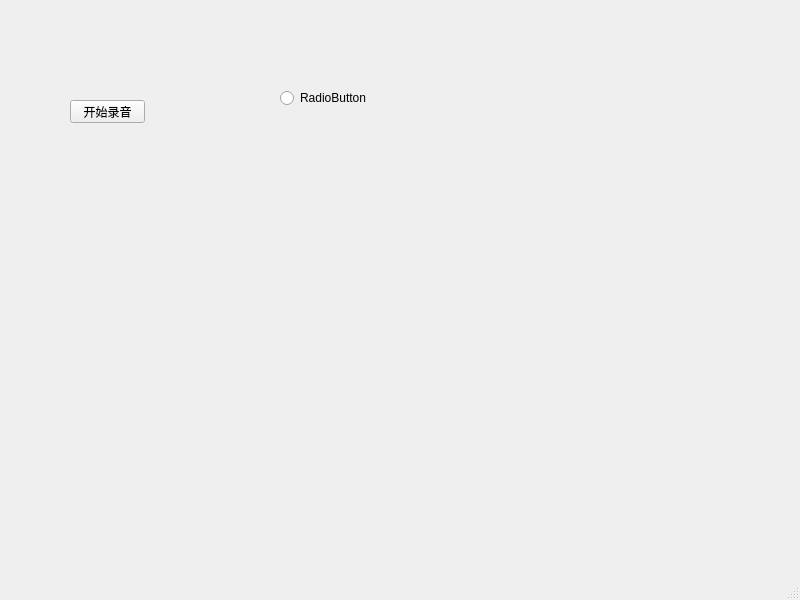
The window that src/luyin/mainwindow.ui (xhf613861/yinshipin) describes before a commit, drawn with Qt 5.
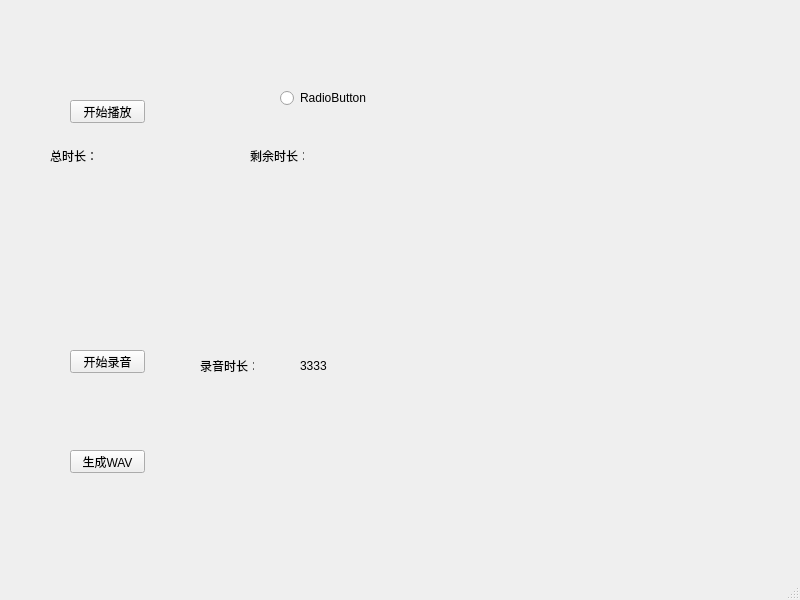
The same window after the commit.

Commit message: 录音 播放wav文件

Diff of the .ui file:
```diff
--- a/src/luyin/mainwindow.ui
+++ b/src/luyin/mainwindow.ui
@@ -24,7 +24,7 @@
      </rect>
     </property>
     <property name="text">
-     <string>开始录音</string>
+     <string>开始播放</string>
     </property>
    </widget>
    <widget class="QRadioButton" name="radioButton">
@@ -40,6 +40,110 @@
      <string>RadioButton</string>
     </property>
    </widget>
+   <widget class="QPushButton" name="pushButton_Audio">
+    <property name="geometry">
+     <rect>
+      <x>70</x>
+      <y>350</y>
+      <width>75</width>
+      <height>23</height>
+     </rect>
+    </property>
+    <property name="text">
+     <string>开始录音</string>
+    </property>
+   </widget>
+   <widget class="QLabel" name="label">
+    <property name="geometry">
+     <rect>
+      <x>50</x>
+      <y>150</y>
+      <width>54</width>
+      <height>12</height>
+     </rect>
+    </property>
+    <property name="text">
+     <string>总时长：</string>
+    </property>
+   </widget>
+   <widget class="QLabel" name="label_AllTime">
+    <property name="geometry">
+     <rect>
+      <x>130</x>
+      <y>150</y>
+      <width>54</width>
+      <height>12</height>
+     </rect>
+    </property>
+    <property name="text">
+     <string/>
+    </property>
+   </widget>
+   <widget class="QLabel" name="label_2">
+    <property name="geometry">
+     <rect>
+      <x>250</x>
+      <y>150</y>
+      <width>54</width>
+      <height>12</height>
+     </rect>
+    </property>
+    <property name="text">
+     <string>剩余时长：</string>
+    </property>
+   </widget>
+   <widget class="QLabel" name="label_hasTime">
+    <property name="geometry">
+     <rect>
+      <x>360</x>
+      <y>150</y>
+      <width>54</width>
+      <height>12</height>
+     </rect>
+    </property>
+    <property name="text">
+     <string/>
+    </property>
+   </widget>
+   <widget class="QLabel" name="label_3">
+    <property name="geometry">
+     <rect>
+      <x>200</x>
+      <y>360</y>
+      <width>54</width>
+      <height>12</height>
+     </rect>
+    </property>
+    <property name="text">
+     <string>录音时长：</string>
+    </property>
+   </widget>
+   <widget class="QLabel" name="label_AudioTime">
+    <property name="geometry">
+     <rect>
+      <x>300</x>
+      <y>360</y>
+      <width>54</width>
+      <height>12</height>
+     </rect>
+    </property>
+    <property name="text">
+     <string>3333</string>
+    </property>
+   </widget>
+   <widget class="QPushButton" name="pushButton_Wav">
+    <property name="geometry">
+     <rect>
+      <x>70</x>
+      <y>450</y>
+      <width>75</width>
+      <height>23</height>
+     </rect>
+    </property>
+    <property name="text">
+     <string>生成WAV</string>
+    </property>
+   </widget>
   </widget>
   <widget class="QMenuBar" name="menubar">
    <property name="geometry">
```
Left out of the diff: 2 changed lines with no effect on the pictures. The commit also changes 10 other files.
